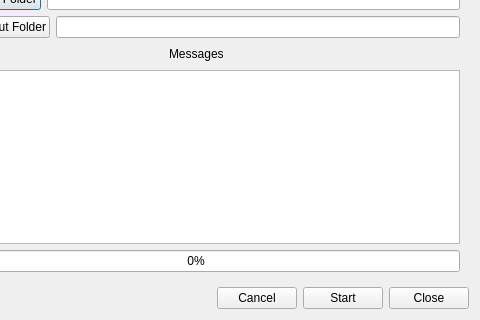
Qt form forms/BatchHDRDialog.ui (LuminanceHDR/LuminanceHDR) before a commit; both pictures show x 88 to 568 and y 236 to 556 of the 568 by 556 pixel window.
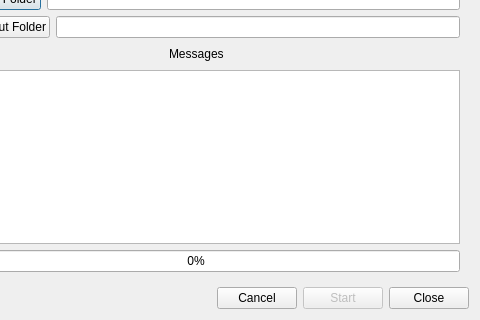
The same form after that commit.

Commit message: [BatchHDR]: Added check of start button

```diff
--- a/forms/BatchHDRDialog.ui
+++ b/forms/BatchHDRDialog.ui
@@ -328,6 +328,9 @@
        </item>
        <item>
         <widget class="QPushButton" name="startPushButton">
+         <property name="enabled">
+          <bool>false</bool>
+         </property>
          <property name="text">
           <string>Start</string>
          </property>
```
The commit also changes 2 other files.
